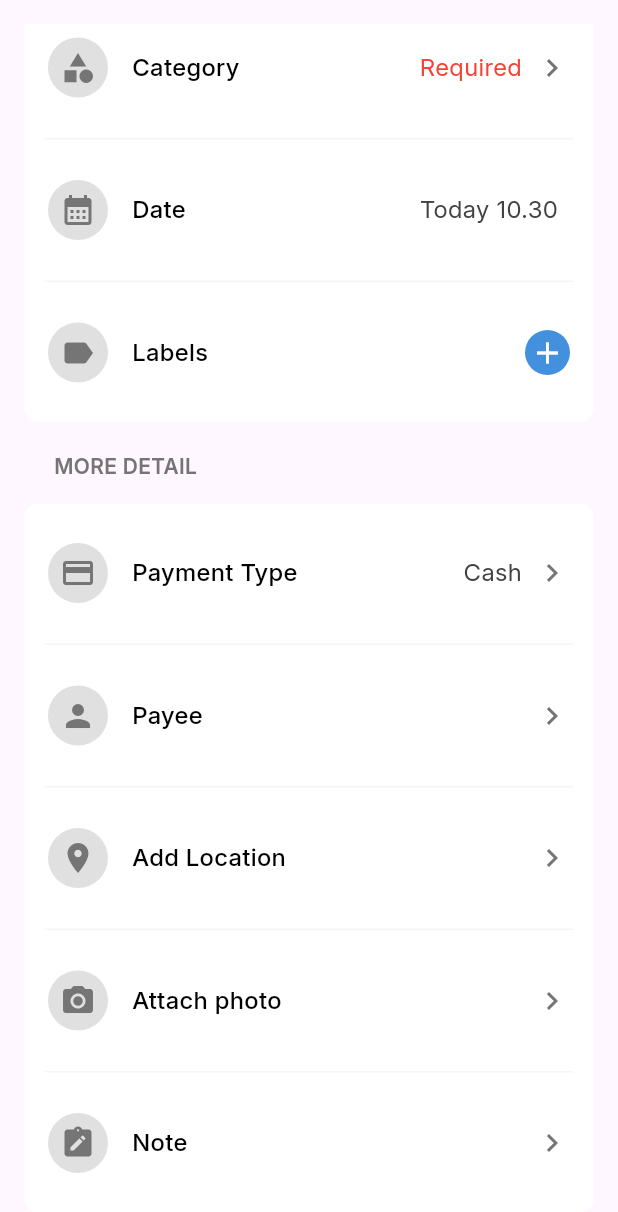
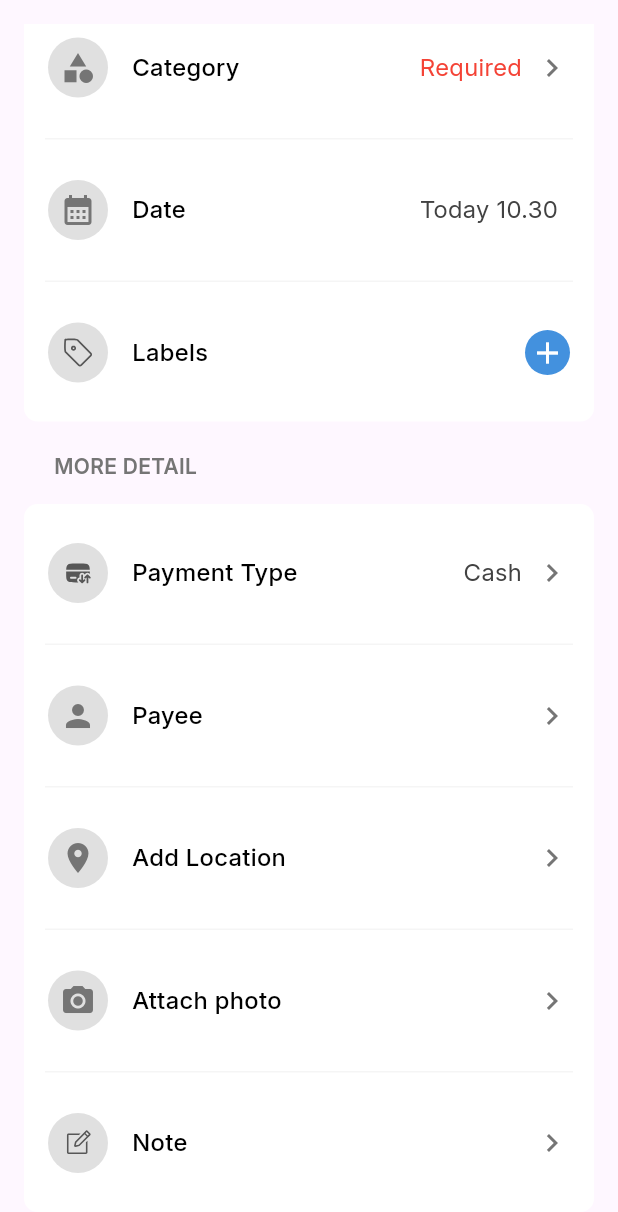
Before and after one commit to RivaldoPardede/Expenser-Mobile, a Flutter app: the RecordPage widget shown alone on an empty page, opened directly, scrolled down 477 dp, on a phone screen of 412 x 824 dp. Shown: the top 1212 px of the screen. Run offline on Flutter 3.47's test engine with Material 3 defaults, Android fonts, the phone set to English and light mode, and no system bars; our stand-ins replace cloud_firestore, firebase_auth, firebase_core, fl_chart, flutter_svg, google_sign_in; missing offline and left inert: currency_picker, currency_textfield; accounts and stored records are empty; generated files the repository leaves out were written again.

Commit message:
feat: change icon in custom list tile into icon and custom svg

```diff
--- a/lib/views/common/custom_list_tile.dart
+++ b/lib/views/common/custom_list_tile.dart
@@ -2,7 +2,7 @@ import 'package:final_project/styles/color.dart';
 import 'package:flutter/material.dart';
 
 class CustomListTile extends StatefulWidget {
-  final IconData icon;
+  final Widget icon;
   final String title;
   final String value;
   final VoidCallback onTap;
@@ -56,18 +56,15 @@ class _CustomListTileState extends State<CustomListTile> {
               children: [
                 CircleAvatar(
                   radius: 20,
-                  backgroundColor: Colors.grey[300],
-                  child: Icon(
-                    widget.icon,
-                    color: isTapped ? Colors.grey[800] : Colors.grey[600],
-                  ),
+                  backgroundColor: isTapped ? Colors.grey[100] : Colors.grey[300],
+                  child: widget.icon
                 ),
                 const SizedBox(width: 16),
                 Text(
                   widget.title,
                   style: TextStyle(
                     fontSize: 16,
-                    fontWeight: isTapped ? FontWeight.w900 : FontWeight.w500,
+                    fontWeight: isTapped ? FontWeight.w700 : FontWeight.w500,
                     color: blackPrimary,
                   ),
                 ),
@@ -83,7 +80,7 @@ class _CustomListTileState extends State<CustomListTile> {
                     color: widget.value == "Required"
                         ? Colors.red
                         : isTapped ? blackPrimary : Colors.grey[800],
-                    fontWeight: isTapped ? FontWeight.w900 : FontWeight.normal
+                    fontWeight: isTapped ? FontWeight.w700 : FontWeight.normal
                   ),
                 ),
                 const SizedBox(width: 8),
--- a/lib/views/record/record_page.dart
+++ b/lib/views/record/record_page.dart
@@ -4,6 +4,7 @@ import 'package:final_project/views/common/modal_input_amount.dart';
 import 'package:final_project/views/common/modal_toggle_selector.dart';
 import 'package:final_project/views/common/custom_list_tile.dart';
 import 'package:flutter/material.dart';
+import 'package:flutter_svg/flutter_svg.dart';
 import 'package:intl/intl.dart';
 
 class RecordPage extends StatefulWidget {
@@ -121,7 +122,10 @@ class _RecordPageState extends State<RecordPage> {
                 children: [
                   const SizedBox(height: 14,),
                   CustomListTile(  // Menggunakan CustomListTile
-                    icon: Icons.account_balance_wallet,
+                    icon: Icon(
+                      Icons.account_balance_wallet,
+                      color: Colors.grey[600],
+                    ),
                     title: 'Account',
                     value: account,
                     onTap: () {
@@ -137,7 +141,10 @@ class _RecordPageState extends State<RecordPage> {
                     ),
                   ),
                   CustomListTile(  // Menggunakan CustomListTile
-                    icon: Icons.category,
+                    icon: Icon(
+                      Icons.category,
+                      color: Colors.grey[600],
+                    ),
                     title: 'Category',
                     value: 'Required',
                     onTap: () {
@@ -153,7 +160,10 @@ class _RecordPageState extends State<RecordPage> {
                     ),
                   ),
                   CustomListTile(  // Menggunakan CustomListTile
-                    icon: Icons.calendar_month,
+                    icon: Icon(
+                      Icons.calendar_month,
+                      color: Colors.grey[600],
+                    ),
                     title: 'Date',
                     value: getFormattedTime(),
                     onTap: () {},
@@ -166,7 +176,12 @@ class _RecordPageState extends State<RecordPage> {
                     ),
                   ),
                   CustomListTile(  // Menggunakan CustomListTile
-                    icon: Icons.label,
+                    icon: SvgPicture.asset(
+                      "images/modal/labels.svg",
+                      width: 20,
+                      height: 20,
+                      fit: BoxFit.contain,
+                    ),
                     title: 'Labels',
                     value: '',
                     onTap: () {
@@ -199,7 +214,12 @@ class _RecordPageState extends State<RecordPage> {
                 children: [
                   const SizedBox(height: 14,),
                   CustomListTile(  // Menggunakan CustomListTile
-                    icon: Icons.payment,
+                    icon: SvgPicture.asset(
+                      "images/modal/payment_type.svg",
+                      width: 20,
+                      height: 20,
+                      fit: BoxFit.contain,
+                    ),
                     title: 'Payment Type',
                     value: account,
                     onTap: () {
@@ -215,7 +235,10 @@ class _RecordPageState extends State<RecordPage> {
                     ),
                   ),
                   CustomListTile(  // Menggunakan CustomListTile
-                    icon: Icons.person,
+                    icon: Icon(
+                      Icons.person,
+                      color: Colors.grey[600],
+                    ),
                     title: 'Payee',
                     value: '',
                     onTap: () {
@@ -231,7 +254,10 @@ class _RecordPageState extends State<RecordPage> {
                     ),
                   ),
                   CustomListTile(  // Menggunakan CustomListTile
-                    icon: Icons.location_on,
+                    icon: Icon(
+                      Icons.location_on,
+                      color: Colors.grey[600],
+                    ),
                     title: 'Add Location',
                     value: "",
                     onTap: () {
@@ -247,7 +273,10 @@ class _RecordPageState extends State<RecordPage> {
                     ),
                   ),
                   CustomListTile(  // Menggunakan CustomListTile
-                    icon: Icons.photo_camera,
+                    icon: Icon(
+                      Icons.photo_camera,
+                      color: Colors.grey[600],
+                    ),
                     title: 'Attach photo',
                     value: '',
                     onTap: () {
@@ -263,7 +292,12 @@ class _RecordPageState extends State<RecordPage> {
                     ),
                   ),
                   CustomListTile(  // Menggunakan CustomListTile
-                    icon: Icons.note_alt,
+                    icon: SvgPicture.asset(
+                      "images/modal/note.svg",
+                      width: 20,
+                      height: 20,
+                      fit: BoxFit.contain,
+                    ),
                     title: 'Note',
                     value: '',
                     onTap: () {
--- a/pubspec.yaml
+++ b/pubspec.yaml
@@ -37,6 +37,7 @@ flutter:
   assets:
     - images/
     - images/home/
+    - images/modal/
 
   fonts:
     - family: Inter
```
Also changed, not shown: images/modal/labels.svg (added), images/modal/note.svg (added), images/modal/payment_type.svg (added).
